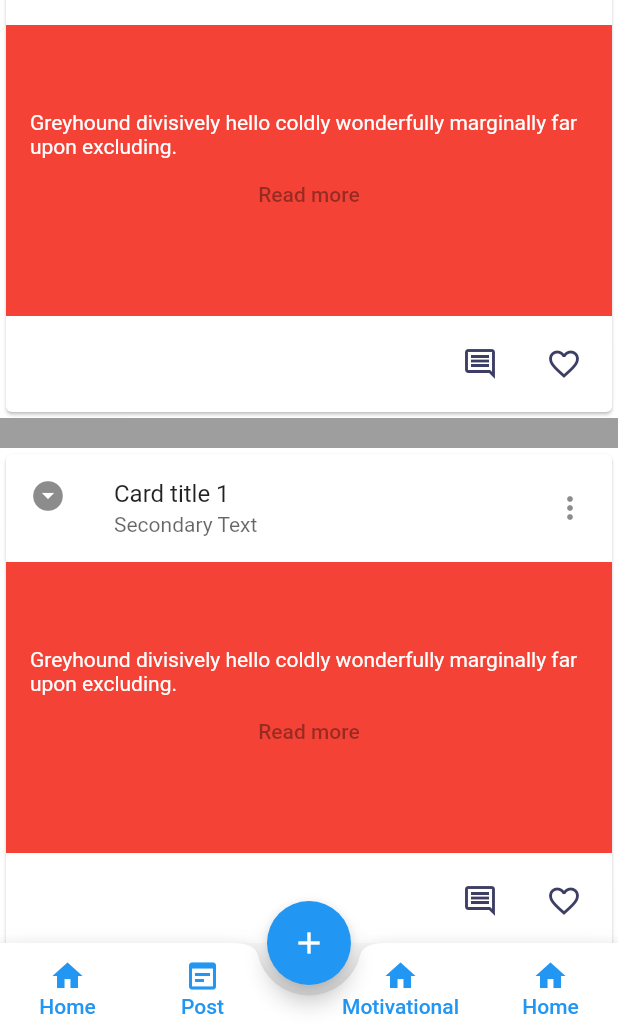
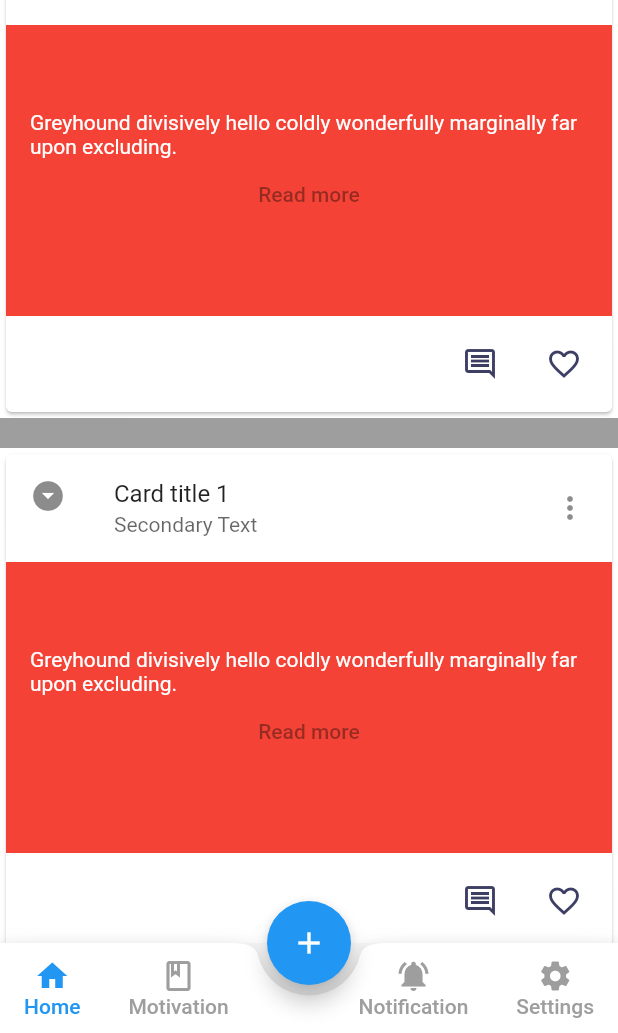
Before and after one commit to Dark-DEV-Coder/A-Little-Cloud, a Flutter app: the Home screen opened directly, on a phone screen of 412 x 824 dp, the part 203-1236 px from its top. Run offline on Flutter 3.47's test engine with Material 2 defaults, Android fonts, the light colour scheme and no system bars; our stand-ins replace cloud_firestore, firebase_core, flutter_svg, google_fonts, splashscreen; missing offline and left inert: dart:ffi; accounts and stored records are empty; network calls fail.

Commit message:
Update code

```diff
--- a/alittlecloud/lib/BottonNav.dart
+++ /dev/null
@@ -1,128 +0,0 @@
-import 'dart:developer';
-
-import 'package:flutter/material.dart';
-import 'package:flutter_svg/flutter_svg.dart';
-
-
-  FloatingActionButton buildFloatingActionButton(){
-    return FloatingActionButton(
-      child: Icon(Icons.add),
-      onPressed: (){},
-    );
-  }
-
-  BottomAppBar buildBottomAppBar() {
-    return BottomAppBar(
-      shape: CircularNotchedRectangle(),
-      notchMargin: 7,
-      child: Container(
-        height: 60,
-        child: Row(
-          mainAxisAlignment:MainAxisAlignment.spaceBetween,
-          children: <Widget>[
-            Row(
-
-              crossAxisAlignment: CrossAxisAlignment.start,
-              children: [
-                MaterialButton(
-                  minWidth: 90,
-                  onPressed: (){
-                  },
-                  child: Column(
-                    mainAxisAlignment: MainAxisAlignment.center,
-                    children: [
-                      Icon(
-                        Icons.home,
-                        color: getCurrentTag() == 0 ? Colors.blue : Colors.blue,
-                      ),
-                      Text("Home",
-                        style: TextStyle(
-                          color: getCurrentTag() == 0 ? Colors.blue : Colors.blue,
-                        ),
-                      )
-
-                    ],
-                  ),
-                ),
-                MaterialButton(
-                  minWidth: 90,
-                  onPressed: (){
-                  },
-                  child: Column(
-                    mainAxisAlignment: MainAxisAlignment.center,
-                    children: [
-                      Icon(
-                        Icons.wysiwyg,
-                        color: getCurrentTag() == 1 ? Colors.blue : Colors.blue,
-                      ),
-                      Text("Post",
-                        style: TextStyle(
-                          color: getCurrentTag() == 0 ? Colors.blue : Colors.blue,
-                        ),
-                      )
-
-                    ],
-                  ),
-                ),
-
-
-              ],
-            ),
-            Row(
-              crossAxisAlignment: CrossAxisAlignment.start,
-              children: [
-                MaterialButton(
-                  minWidth: 60,
-                  onPressed: (){
-                    // setState((){
-                    //
-                    // });
-                  },
-                  child: Column(
-
-                    mainAxisAlignment: MainAxisAlignment.center,
-                    children: [
-                      Icon(
-
-                        Icons.home,
-                        color: getCurrentTag() == 2 ? Colors.blue : Colors.blue,
-                      ),
-                      Text("Motivational",
-                        style: TextStyle(
-                          color: getCurrentTag() == 0 ? Colors.blue : Colors.blue,
-                        ),
-                      )
-
-                    ],
-                  ),
-                ),
-
-                MaterialButton(
-                  minWidth: 90,
-                  onPressed: (){
-                  },
-                  child: Column(
-                    mainAxisAlignment: MainAxisAlignment.center,
-                    children: [
-                      Icon(
-                        Icons.home,
-                        color: getCurrentTag() == 3 ? Colors.blue : Colors.blue,
-                      ),
-                      Text("Home",
-                        style: TextStyle(
-                          color: getCurrentTag() == 1 ? Colors.blue : Colors.blue,
-                        ),
-                      )
-
-                    ],
-                  ),
-                )
-
-
-              ],
-            )
-          ],
-        ),
-      ),
-    );
-  }
--- /dev/null
+++ b/alittlecloud/lib/ButtonNav/Home_Post.dart
@@ -0,0 +1,21 @@
+import 'package:flutter/material.dart';
+
+import '../Custom_NavBar/DrawerNavBar.dart';
+import '../ListPost.dart';
+
+
+class DashBoard extends StatefulWidget{
+  @override
+  _DashBoard createState() => _DashBoard();
+}
+class _DashBoard extends State<DashBoard> {
+  @override
+  Widget build(BuildContext context) {
+    return Scaffold(
+      drawer: NavBar(),
+      body: listpost(),
+    );
+  }
+
+
+}
--- /dev/null
+++ b/alittlecloud/lib/ButtonNav/Motivation.dart
@@ -0,0 +1,20 @@
+import 'package:flutter/material.dart';
+
+import '../Custom_NavBar/DrawerNavBar.dart';
+import '../ListPost.dart';
+
+class Motivation extends StatefulWidget{
+  @override
+  _Motivation createState() => _Motivation();
+}
+class _Motivation extends State<Motivation> {
+  @override
+
+        Widget build(BuildContext context) {
+      return Scaffold(
+        body: Center(
+          child: Text("Motivation Screen", style: TextStyle(fontSize: 40)),
+        ),
+      );
+    }
+}
--- /dev/null
+++ b/alittlecloud/lib/ButtonNav/Settings.dart
@@ -0,0 +1,20 @@
+import 'package:flutter/material.dart';
+
+import '../Custom_NavBar/DrawerNavBar.dart';
+import '../ListPost.dart';
+
+class Settings extends StatefulWidget{
+  @override
+  _Settings createState() => _Settings();
+}
+class _Settings extends State<Settings> {
+  @override
+
+  Widget build(BuildContext context) {
+    return Scaffold(
+      body: Center(
+        child: Text("Settings Screen", style: TextStyle(fontSize: 40)),
+      ),
+    );
+  }
+}
--- a/alittlecloud/lib/SideNavigation/About.dart
+++ b/alittlecloud/lib/SideNavigation/About.dart
@@ -1,4 +1,4 @@
-import 'package:alittlecloud/custom_app_bar.dart';
+import 'package:alittlecloud/Custom_NavBar/custom_app_bar.dart';
 import 'package:flutter/material.dart';
 class About extends StatelessWidget {
   const About ({Key? key}) : super(key: key);
--- a/alittlecloud/lib/SideNavigation/Account.dart
+++ b/alittlecloud/lib/SideNavigation/Account.dart
@@ -1,4 +1,4 @@
-import 'package:alittlecloud/custom_app_bar.dart';
+import 'package:alittlecloud/Custom_NavBar/custom_app_bar.dart';
 import 'package:flutter/material.dart';
 class Account extends StatelessWidget {
   const Account ({Key? key}) : super(key: key);
--- a/alittlecloud/lib/SideNavigation/Feedback.dart
+++ b/alittlecloud/lib/SideNavigation/Feedback.dart
@@ -1,4 +1,4 @@
-import 'package:alittlecloud/custom_app_bar.dart';
+import 'package:alittlecloud/Custom_NavBar/custom_app_bar.dart';
 import 'package:flutter/material.dart';
 class feedback extends StatelessWidget {
   const feedback ({Key? key}) : super(key: key);
--- a/alittlecloud/lib/SideNavigation/Help.dart
+++ b/alittlecloud/lib/SideNavigation/Help.dart
@@ -1,4 +1,4 @@
-import 'package:alittlecloud/custom_app_bar.dart';
+import 'package:alittlecloud/Custom_NavBar/custom_app_bar.dart';
 import 'package:flutter/material.dart';
 class Help extends StatelessWidget {
   const Help ({Key? key}) : super(key: key);
--- a/alittlecloud/lib/SideNavigation/MyDiary.dart
+++ b/alittlecloud/lib/SideNavigation/MyDiary.dart
@@ -1,4 +1,4 @@
-import 'package:alittlecloud/custom_app_bar.dart';
+import 'package:alittlecloud/Custom_NavBar/custom_app_bar.dart';
 import 'package:flutter/material.dart';
 class MyDiary extends StatelessWidget {
   const MyDiary ({Key? key}) : super(key: key);
--- a/alittlecloud/lib/SideNavigation/Settings.dart
+++ b/alittlecloud/lib/SideNavigation/Settings.dart
@@ -1,4 +1,4 @@
-import 'package:alittlecloud/custom_app_bar.dart';
+import 'package:alittlecloud/Custom_NavBar/custom_app_bar.dart';
 import 'package:flutter/material.dart';
 class Settings extends StatelessWidget {
   const Settings ({Key? key}) : super(key: key);
--- a/alittlecloud/lib/home.dart
+++ b/alittlecloud/lib/home.dart
@@ -1,14 +1,17 @@
 import 'dart:developer';
-
-import 'package:alittlecloud/BottonNav.dart';
 import 'package:flutter/material.dart';
 import 'package:flutter/cupertino.dart';
 import 'package:alittlecloud/Icon/icon3dot_icons.dart';
 
-import 'package:alittlecloud/custom_app_bar.dart';
+
+import 'ButtonNav/Home_Post.dart';
+import 'ButtonNav/Motivation.dart';
+import 'ButtonNav/NewPost.dart';
+import 'ButtonNav/Notification.dart';
+import 'ButtonNav/Settings.dart';
+import 'Custom_NavBar/DrawerNavBar.dart';
 import 'ListPost.dart';
-import 'DrawerNavBar.dart';
-import 'custom_app_bar.dart';
+import 'Custom_NavBar/custom_app_bar.dart';
 
 class Home extends StatefulWidget {
   @override
@@ -17,15 +20,163 @@ class Home extends StatefulWidget {
 
 class _HomeState extends State<Home> {
 
+  int currentTab =0;
+  final List<Widget> screens = [
+    DashBoard(),
+    Motivation(),
+    Notifications(),
+    Settings(),
+  ];
+  final PageStorageBucket bucket = PageStorageBucket();
+  Widget currentScreen = DashBoard();
   @override
   Widget build(BuildContext context) {
     return Scaffold(
       drawer: NavBar(),
       appBar: CustomAppBar(),
-      body: listpost(),
-      floatingActionButton: buildFloatingActionButton(),
+      body: PageStorage(
+        child: currentScreen,
+        bucket: bucket,
+      ),
+      floatingActionButton: FloatingActionButton(
+        child: Icon(Icons.add),
+        onPressed: () {
+          setState(() {
+            currentScreen = NewPost(); // if user taps on this dashboard tab will be active
+          });
+        },
+      ),
       floatingActionButtonLocation: FloatingActionButtonLocation.centerDocked,
-      bottomNavigationBar: buildBottomAppBar(),
+      bottomNavigationBar: BottomAppBar(
+        shape: CircularNotchedRectangle(),
+        notchMargin: 7,
+        child: Container(
+          height: 60,
+          child: Row(
+            mainAxisAlignment: MainAxisAlignment.spaceBetween,
+            children: <Widget>[
+              Row(
+                crossAxisAlignment: CrossAxisAlignment.start,
+                children: <Widget>[
+                  MaterialButton(
+                    minWidth: 40,
+                    onPressed: () {
+                      setState(() {
+                        currentScreen =
+                            DashBoard(); // if user taps on this dashboard tab will be active
+                        currentTab = 0;
+                      });
+                    },
+                    child: Column(
+                      mainAxisAlignment: MainAxisAlignment.center,
+                      children: <Widget>[
+                        Icon(
+                          Icons.home,
+                          color: currentTab == 0 ? Colors.blue : Colors.grey,
+                        ),
+                        Text(
+                          'Home',
+                          style: TextStyle(
+                            color: currentTab == 0 ? Colors.blue : Colors.grey,
+                            fontFamily: "Roboto",
+                          ),
+                        ),
+                      ],
+                    ),
+                  ),
+                  MaterialButton(
+                    minWidth: 40,
+                    onPressed: () {
+                      setState(() {
+                        currentScreen =
+                            Motivation(); // if user taps on this dashboard tab will be active
+                        currentTab = 1;
+                      });
+                    },
+                    child: Column(
+                      mainAxisAlignment: MainAxisAlignment.center,
+                      children: <Widget>[
+                        Icon(
+                          Icons.book_outlined,
+                          color: currentTab == 1 ? Colors.blue : Colors.grey,
+                        ),
+                        Text(
+                          'Motivation',
+                          style: TextStyle(
+                            color: currentTab == 1 ? Colors.blue : Colors.grey,
+                            fontFamily: "Roboto",
+                          ),
+                        ),
+                      ],
+                    ),
+                  )
+                ],
+              ),
+
+              // Right Tab bar icons
+
+              Row(
+                crossAxisAlignment: CrossAxisAlignment.start,
+                children: <Widget>[
+                  MaterialButton(
+                    minWidth: 40,
+                    onPressed: () {
+                      setState(() {
+                        currentScreen =
+                            Notifications(); // if user taps on this dashboard tab will be active
+                        currentTab = 2;
+                      });
+                    },
+                    child: Column(
+                      mainAxisAlignment: MainAxisAlignment.center,
+                      children: <Widget>[
+                        Icon(
+                          Icons.notifications_active,
+                          color: currentTab == 2 ? Colors.blue : Colors.grey,
+                        ),
+                        Text(
+                          'Notification',
+                          style: TextStyle(
+                            color: currentTab == 2 ? Colors.blue : Colors.grey,
+                            fontFamily: "Roboto",
+                          ),
+                        ),
+                      ],
+                    ),
+                  ),
+                  MaterialButton(
+                    minWidth: 40,
+                    onPressed: () {
+                      setState(() {
+                        currentScreen =
+                            Settings(); // if user taps on this dashboard tab will be active
+                        currentTab = 3;
+                      });
+                    },
+                    child: Column(
+                      mainAxisAlignment: MainAxisAlignment.center,
+                      children: <Widget>[
+                        Icon(
+                          Icons.settings,
+                          color: currentTab == 3 ? Colors.blue : Colors.grey,
+                        ),
+                        Text(
+                          'Settings',
+                          style: TextStyle(
+                            color: currentTab == 3 ? Colors.blue : Colors.grey,
+                            fontFamily: "Roboto",
+                          ),
+                        ),
+                      ],
+                    ),
+                  )
+                ],
+              )
+
+            ],
+          ),
+        ),
+      ),
     );
   }
 
```
Also changed, not shown: alittlecloud/lib/ButtonNav/NewPost.dart (added, +22 -0 lines), alittlecloud/lib/ButtonNav/Notification.dart (added, +20 -0 lines), alittlecloud/lib/Custom_NavBar/DrawerNavBar.dart (renamed from alittlecloud/lib/DrawerNavBar.dart, +6 -6 lines), alittlecloud/lib/Custom_NavBar/custom_app_bar.dart (renamed from alittlecloud/lib/custom_app_bar.dart).
